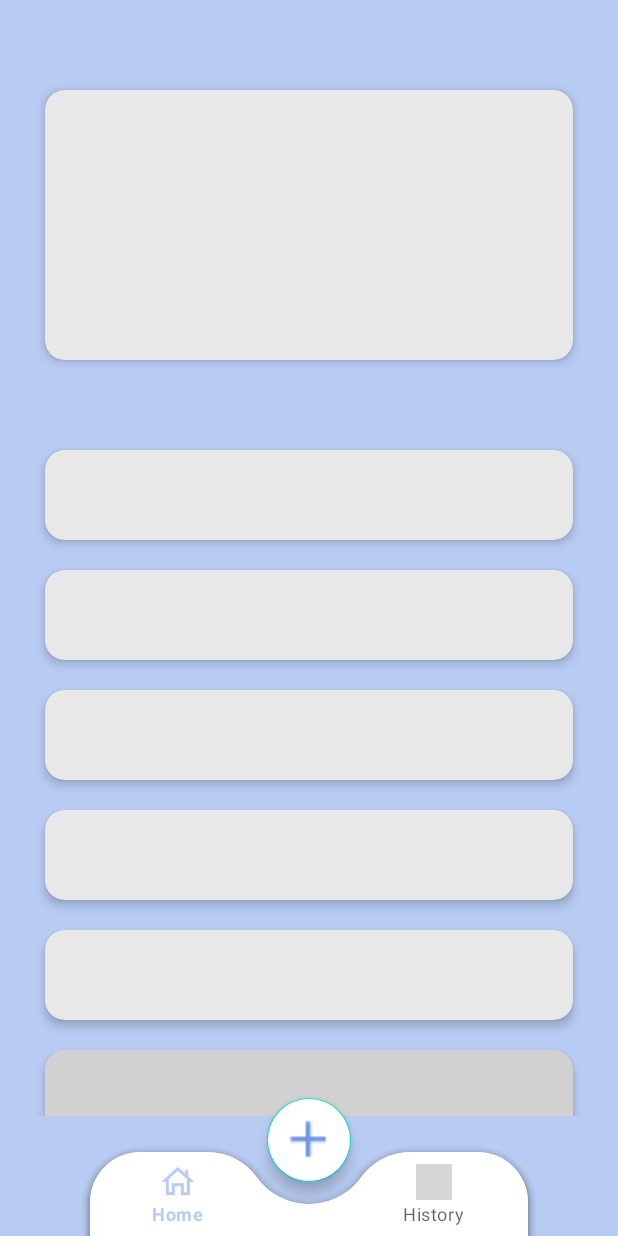
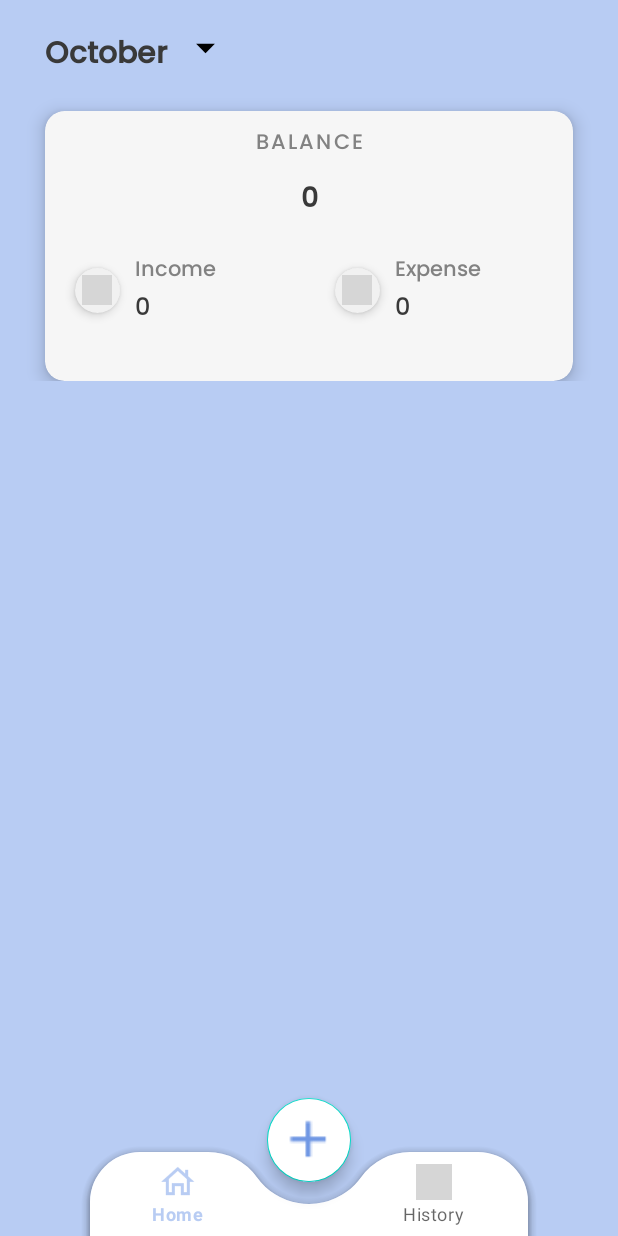
Before and after one commit to WilmanTb/Expense-App, an Android app: the screen it shows after launch (MainActivity), on a phone screen of 412 x 824 dp. Run offline under Robolectric (Android 15) with nearby library versions, the phone set to English and light mode, and no system bars; our stand-ins replace Firebase (no records; nobody signed in at launch, a user with empty details on screens opened directly), Shimmer; grey boxes are pictures that could not be loaded.

Commit message:
Fix Shimmer Layout

```diff
--- a/app/src/main/AndroidManifest.xml
+++ b/app/src/main/AndroidManifest.xml
@@ -1,6 +1,9 @@
 <?xml version="1.0" encoding="utf-8"?>
 <manifest xmlns:android="http://schemas.android.com/apk/res/android"
     xmlns:tools="http://schemas.android.com/tools">
+
+    <uses-permission android:name="android.permission.INTERNET"/>
+    <uses-permission android:name="android.permission.ACCESS_NETWORK_STATE"/>
 
     <application
         android:allowBackup="true"
--- a/app/src/main/java/com/wfexpense/wfexpense/adapter/Adapter_List_Data_Income.java
+++ b/app/src/main/java/com/wfexpense/wfexpense/adapter/Adapter_List_Data_Income.java
@@ -119,7 +119,7 @@ public class Adapter_List_Data_Income extends RecyclerView.Adapter<Adapter_List_
                 positiveButton.setOnClickListener(new View.OnClickListener() {
                     @Override
                     public void onClick(View v) {
-                        dbIncome.child("Balance").child("Income").addListenerForSingleValueEvent(new ValueEventListener() {
+                        dbIncome.child("Balance").child("Income").addValueEventListener(new ValueEventListener() {
                             @Override
                             public void onDataChange(@NonNull DataSnapshot snapshot) {
                                 for (DataSnapshot dataSnapshot : snapshot.getChildren()) {
--- a/app/src/main/java/com/wfexpense/wfexpense/fragment/Home_Fragment.java
+++ b/app/src/main/java/com/wfexpense/wfexpense/fragment/Home_Fragment.java
@@ -169,6 +169,7 @@ public class Home_Fragment extends Fragment {
                         if (expenseMonthExist) {
                             String dataKey = dateSnapshot.getKey();
                             expenseList.add(dataKey);
+
                         }
                     }
                     Handler handler = new Handler();
@@ -176,7 +177,7 @@ public class Home_Fragment extends Fragment {
                         shimmerFrameLayout.stopShimmerAnimation();
                         shimmerFrameLayout.setVisibility(View.GONE);
                         main_view.setVisibility(View.VISIBLE);
-                            },2000);
+                    },2000);
                     adapter_list_expense.notifyDataSetChanged();
                     showExpenseComponents();
 
@@ -233,6 +234,13 @@ public class Home_Fragment extends Fragment {
                         }
                     });
                     txt_expense.setText(formatRupiah(Double.parseDouble(String.valueOf(totalExpense))));
+                } else {
+                    Handler handler = new Handler();
+                    handler.postDelayed(()->{
+                        shimmerFrameLayout.stopShimmerAnimation();
+                        shimmerFrameLayout.setVisibility(View.GONE);
+                        main_view.setVisibility(View.VISIBLE);
+                    },2000);
                 }
             }
 
```
Also changed, not shown: app/src/main/java/com/wfexpense/wfexpense/adapter/Adapter_List_Data_Expense.java (+1 -28 lines).
